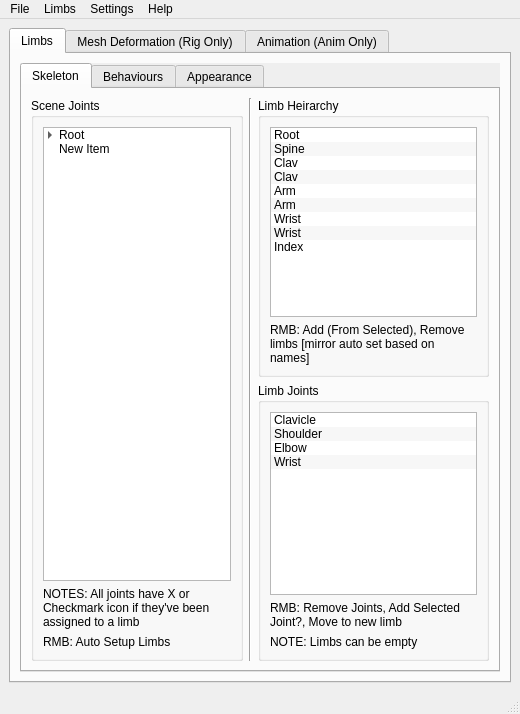
Old version of the form _REF/Mockup_UI/PFRS_Main.ui in the repository TPayneExperience/TrevorPaynes_RigAndAnimSuite.
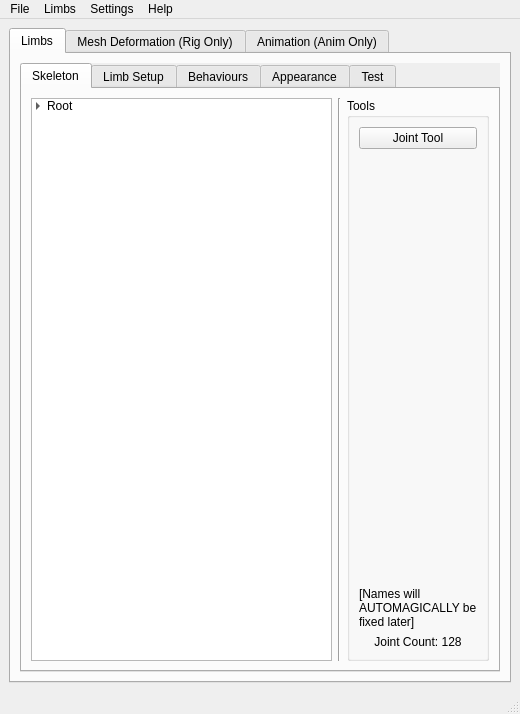
New version of the form. The open tabs and pages were chosen to show the change.

Commit message: WIP: Broken, limb setup WIP

```diff
--- a/_REF/Mockup_UI/PFRS_Main.ui
+++ b/_REF/Mockup_UI/PFRS_Main.ui
@@ -54,10 +54,138 @@
                 <property name="currentIndex">
                  <number>1</number>
                 </property>
-                <widget class="QWidget" name="tab_11">
+                <widget class="QWidget" name="tab_16">
                  <attribute name="title">
                   <string>Skeleton</string>
                  </attribute>
+                 <layout class="QHBoxLayout" name="horizontalLayout_19">
+                  <item>
+                   <widget class="QTreeWidget" name="treeWidget_2">
+                    <property name="indentation">
+                     <number>12</number>
+                    </property>
+                    <attribute name="headerVisible">
+                     <bool>false</bool>
+                    </attribute>
+                    <column>
+                     <property name="text">
+                      <string notr="true">1</string>
+                     </property>
+                    </column>
+                    <item>
+                     <property name="text">
+                      <string>Root</string>
+                     </property>
+                     <item>
+                      <property name="text">
+                       <string>Spine01</string>
+                      </property>
+                      <item>
+                       <property name="text">
+                        <string>Spine02</string>
+                       </property>
+                       <item>
+                        <property name="text">
+                         <string>Spine03</string>
+                        </property>
+                        <item>
+                         <property name="text">
+                          <string>Neck</string>
+                         </property>
+                         <item>
+                          <property name="text">
+                           <string>Head</string>
+                          </property>
+                         </item>
+                        </item>
+                       </item>
+                       <item>
+                        <property name="text">
+                         <string>Clav</string>
+                        </property>
+                        <item>
+                         <property name="text">
+                          <string>Shoulder</string>
+                         </property>
+                         <item>
+                          <property name="text">
+                           <string>Elbow</string>
+                          </property>
+                          <item>
+                           <property name="text">
+                            <string>Wrist</string>
+                           </property>
+                          </item>
+                         </item>
+                        </item>
+                       </item>
+                      </item>
+                     </item>
+                    </item>
+                   </widget>
+                  </item>
+                  <item>
+                   <widget class="Line" name="line_4">
+                    <property name="orientation">
+                     <enum>Qt::Vertical</enum>
+                    </property>
+                   </widget>
+                  </item>
+                  <item>
+                   <widget class="QGroupBox" name="groupBox_16">
+                    <property name="title">
+                     <string>Tools</string>
+                    </property>
+                    <layout class="QVBoxLayout" name="verticalLayout_23">
+                     <item>
+                      <widget class="QPushButton" name="pushButton_9">
+                       <property name="text">
+                        <string>Joint Tool</string>
+                       </property>
+                      </widget>
+                     </item>
+                     <item>
+                      <spacer name="verticalSpacer_3">
+                       <property name="orientation">
+                        <enum>Qt::Vertical</enum>
+                       </property>
+                       <property name="sizeHint" stdset="0">
+                        <size>
+                         <width>20</width>
+                         <height>40</height>
+                        </size>
+                       </property>
+                      </spacer>
+                     </item>
+                     <item>
+                      <widget class="QLabel" name="label_7">
+                       <property name="text">
+                        <string>[Names will AUTOMAGICALLY be fixed later]</string>
+                       </property>
+                       <property name="wordWrap">
+                        <bool>true</bool>
+                       </property>
+                      </widget>
+                     </item>
+                     <item>
+                      <widget class="QLabel" name="label_6">
+                       <property name="text">
+                        <string>Joint Count: 128</string>
+                       </property>
+                       <property name="alignment">
+                        <set>Qt::AlignCenter</set>
+                       </property>
+                      </widget>
+                     </item>
+                    </layout>
+                   </widget>
+                  </item>
+                 </layout>
+                </widget>
+                <widget class="QWidget" name="tab_11">
+                 <attribute name="title">
+                  <string>Limb Setup</string>
+                 </attribute>
                  <layout class="QHBoxLayout" name="horizontalLayout_4">
                   <item>
                    <widget class="QGroupBox" name="groupBox_7">
@@ -1373,6 +1501,11 @@
                   </item>
                  </layout>
                 </widget>
+                <widget class="QWidget" name="tab_20">
+                 <attribute name="title">
+                  <string>Test</string>
+                 </attribute>
+                </widget>
                </widget>
               </item>
              </layout>
```
The commit also changes 9 other files.
